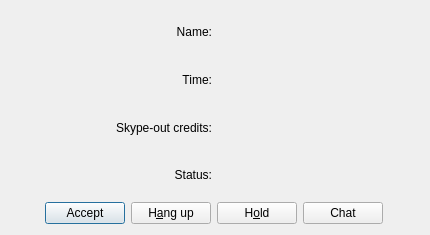
Before: the Qt Designer form protocols/skype/ui/skypecalldialogbase.ui in KDE/kopete, drawn with Qt 5.
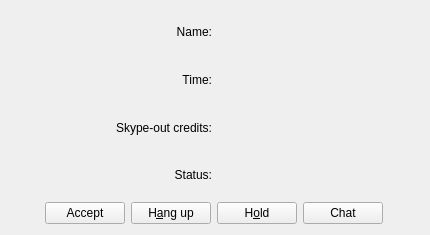
After: the same form once the commit is applied.

Commit message: Fixed added skype account in kopete. User now can add skype account to kopete and it show in account list. Fixed crashing kopete, when user click on skype contact properties button and when user have in(out)comming call and have enabled call control. Skype contact properties and call control stil dont works.

```diff
--- a/protocols/skype/ui/skypecalldialogbase.ui
+++ b/protocols/skype/ui/skypecalldialogbase.ui
@@ -1,6 +1,6 @@
 <ui version="4.0" >
  <class>SkypeCallDialogBase</class>
- <widget class="QDialog" name="SkypeCallDialogBase" >
+ <widget class="QWidget" name="SkypeCallDialogBase" >
   <property name="geometry" >
    <rect>
     <x>0</x>
@@ -12,9 +12,6 @@
   <property name="windowTitle" >
    <string>Skype Call</string>
   </property>
-  <property name="sizeGripEnabled" >
-   <bool>false</bool>
-  </property>
   <layout class="QVBoxLayout" >
    <item>
     <layout class="QGridLayout" >
```
The commit also changes 7 other files.
